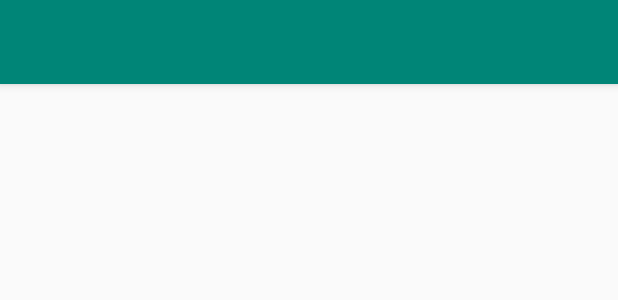
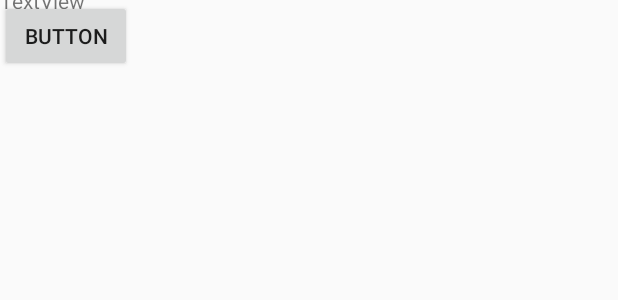
Before and after one commit to Johan-Maille/Projet_Coach, an Android app: the layout activity_recap.xml on its own in the app's theme, with its tools: preview values and no code run, on a phone screen of 412 x 824 dp. Shown: the top 300 px of the screen. Run offline under Robolectric (Android 15) with nearby library versions, the phone set to English and light mode, and no system bars.

Commit message:
Update activity_recap.xml

```diff
--- a/app/src/main/res/layout/activity_recap.xml
+++ b/app/src/main/res/layout/activity_recap.xml
@@ -1,35 +1,38 @@
 <?xml version="1.0" encoding="utf-8"?>
-<android.support.design.widget.CoordinatorLayout xmlns:android="http://schemas.android.com/apk/res/android"
+<android.support.constraint.ConstraintLayout xmlns:android="http://schemas.android.com/apk/res/android"
     xmlns:app="http://schemas.android.com/apk/res-auto"
     xmlns:tools="http://schemas.android.com/tools"
     android:layout_width="match_parent"
     android:layout_height="match_parent"
     tools:context=".Recap">
 
+
     <android.support.design.widget.AppBarLayout
+        android:id="@+id/appBarLayout"
         android:layout_width="match_parent"
         android:layout_height="wrap_content"
         android:theme="@style/AppTheme.AppBarOverlay">
 
-        <android.support.v7.widget.Toolbar
-            android:id="@+id/toolbar"
-            android:layout_width="match_parent"
-            android:layout_height="?attr/actionBarSize"
-            android:background="?attr/colorPrimary"
-            app:popupTheme="@style/AppTheme.PopupOverlay" />
-
     </android.support.design.widget.AppBarLayout>
 
+    <TextView
+        android:id="@+id/textView2"
+        android:layout_width="match_parent"
+        android:layout_height="wrap_content"
+        android:layout_marginTop="8dp"
+        android:layout_marginBottom="8dp"
+        android:text="TextView"
+        app:layout_constraintBottom_toTopOf="@+id/button5"
+        app:layout_constraintTop_toTopOf="parent"
+        tools:layout_editor_absoluteX="0dp" />
 
-    <include layout="@layout/content_recap2" />
+    <Button
+        android:id="@+id/button5"
+        android:layout_width="wrap_content"
+        android:layout_height="wrap_content"
+        android:text="Button"
+        tools:layout_editor_absoluteX="148dp"
+        tools:layout_editor_absoluteY="275dp" />
 
 
-    <EditText
-        android:id="@+id/editText"
-        android:layout_width="match_parent"
-        android:layout_height="wrap_content"
-        android:ems="10"
-        android:inputType="textPersonName"
-        android:text="Recap" />
-
-</android.support.design.widget.CoordinatorLayout>
+</android.support.constraint.ConstraintLayout>
```
